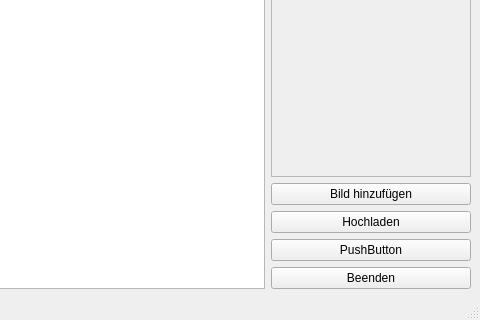
Before: the Qt Designer form picup/ui_files/MainWindow.ui in Arvedui/picup, drawn with Qt 5; both pictures show x 320 to 800 and y 280 to 600 of the 800 by 600 pixel window.
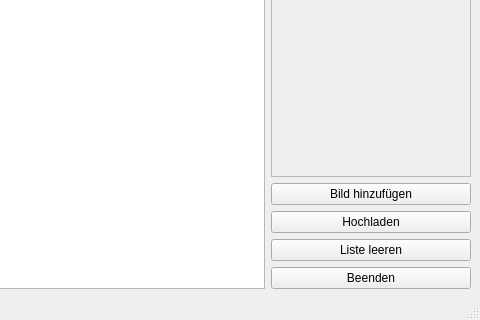
After: the same form once the commit is applied.

Commit message: added simple exception handling for upload process and upload list can be cleared from the ui

What changed in the file:
```diff
--- a/picup/ui_files/MainWindow.ui
+++ b/picup/ui_files/MainWindow.ui
@@ -58,7 +58,7 @@
     <item row="3" column="1">
      <widget class="QPushButton" name="pushButton">
       <property name="text">
-       <string>PushButton</string>
+       <string>Liste leeren</string>
       </property>
      </widget>
     </item>
```
Left out of the diff: 2 changed lines with no effect on the pictures. The commit also changes 2 other files.
